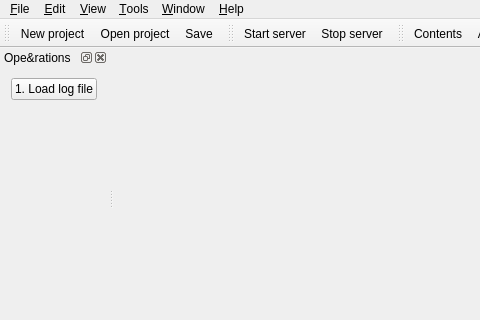
Qt form ui/mainwindow.ui (eduardoweiland/mist) before a commit; both pictures show x 0 to 480 and y 0 to 320 of the 841 by 586 pixel window.
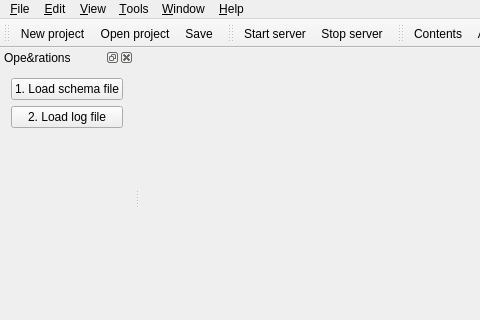
The same form after that commit. Icons and pictures are not drawn.

Commit message: Leitura do schema do banco de dados de um arquivo XML

Diff of the .ui file:
```diff
--- a/ui/mainwindow.ui
+++ b/ui/mainwindow.ui
@@ -139,10 +139,17 @@
    </attribute>
    <widget class="QWidget" name="dockWidgetContents">
     <layout class="QVBoxLayout" name="verticalLayout">
+     <item>
+      <widget class="QPushButton" name="buttonLoadSchemaFile">
+       <property name="text">
+        <string>1. Load schema file</string>
+       </property>
+      </widget>
+     </item>
      <item>
       <widget class="QPushButton" name="buttonLoadLogFile">
        <property name="text">
-        <string>1. Load log file</string>
+        <string>2. Load log file</string>
        </property>
       </widget>
      </item>
```
Left out of the diff: 17 changed lines with no effect on the pictures. The commit also changes 16 other files.
